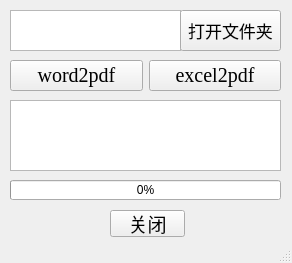
This is word2pdf/word2pdf.ui in ian-lab/ptqy as Qt 5 draws it before an edit. The edited form follows.
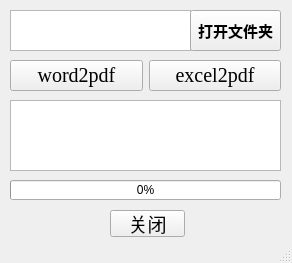
This is the edited form.

The edit to the form file:
```diff
--- a/word2pdf/word2pdf.ui
+++ b/word2pdf/word2pdf.ui
@@ -19,7 +19,7 @@
      <rect>
       <x>10</x>
       <y>10</y>
-      <width>171</width>
+      <width>181</width>
       <height>41</height>
      </rect>
     </property>
@@ -33,16 +33,18 @@
    <widget class="QPushButton" name="openFileButton">
     <property name="geometry">
      <rect>
-      <x>180</x>
+      <x>190</x>
       <y>10</y>
-      <width>101</width>
+      <width>91</width>
       <height>41</height>
      </rect>
     </property>
     <property name="font">
      <font>
       <family>宋体</family>
-      <pointsize>13</pointsize>
+      <pointsize>11</pointsize>
+      <weight>75</weight>
+      <bold>true</bold>
      </font>
     </property>
     <property name="text">
```
